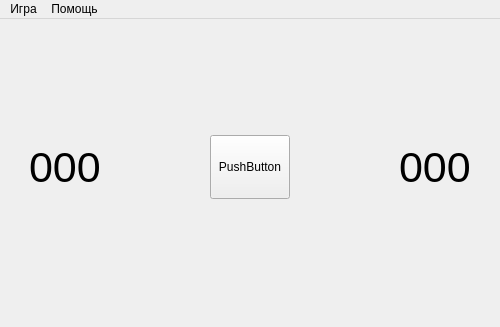
This is gamewindow.ui in JudasCry/Minesweeper-C-Qt as Qt 5 draws it before an edit; both pictures show x 0 to 500 and y 0 to 327 of the 500 by 600 pixel window. The edited form follows.
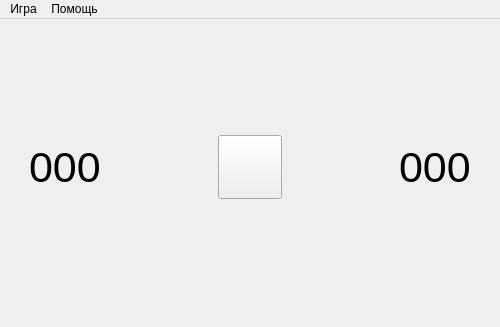
This is the edited form.

```diff
--- a/gamewindow.ui
+++ b/gamewindow.ui
@@ -91,7 +91,7 @@
           </size>
          </property>
          <property name="text">
-          <string>PushButton</string>
+          <string/>
          </property>
         </widget>
        </item>
```
Left out of the diff: 12 changed lines with no effect on the pictures.
